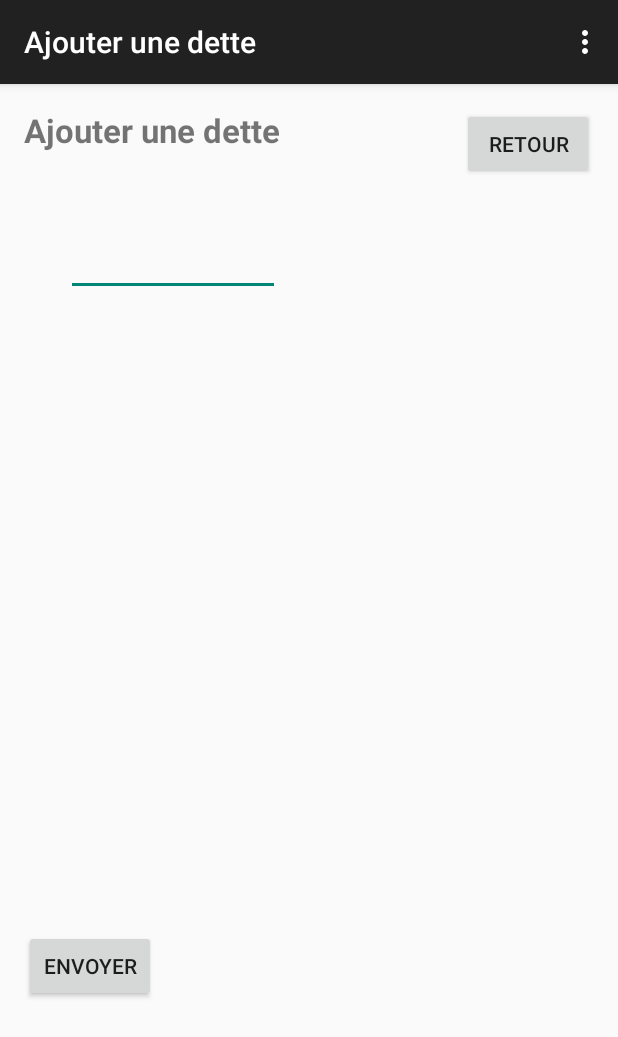
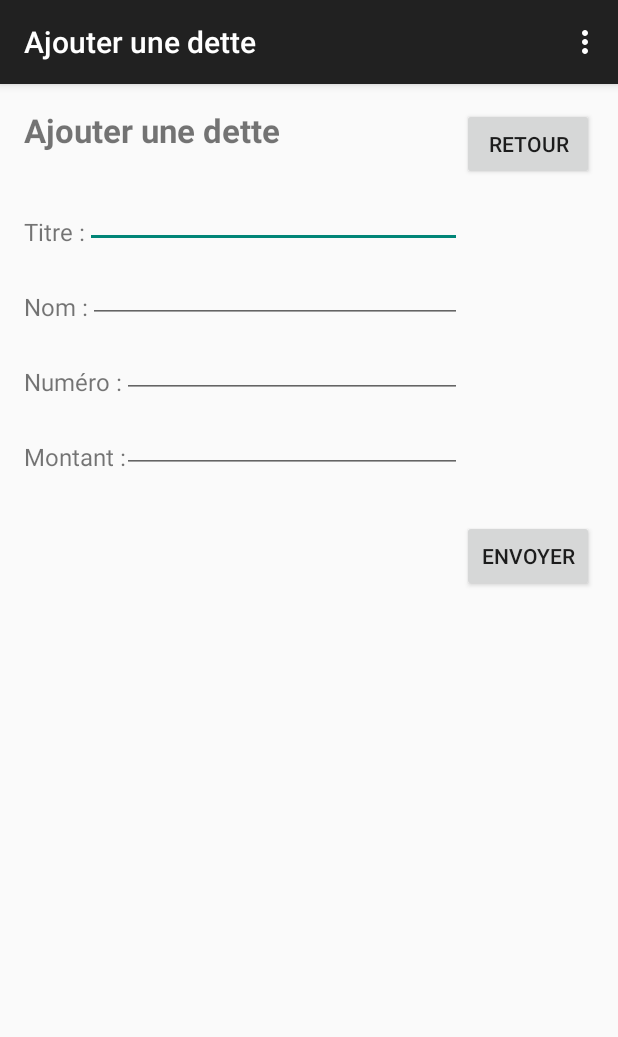
Before and after one commit to EpsiEtienneJ/Gestiondettes, an Android app: the addDette screen opened directly, with no data from a screen before it, on a phone screen of 412 x 824 dp. Shown: the top 1037 px of the screen. Run offline under Robolectric (Android 15) with nearby library versions, the phone set to English and light mode, and no system bars.

Commit message:
fini durant le cours de sécu !!! ajout d'une dette et redirection vers la liste suppression d'une dette par un appui long ajout des champ numero et montant envoi d'un SMS au numero selectionné lors de l'ajout de la dette

```diff
--- a/dettes/src/main/AndroidManifest.xml
+++ b/dettes/src/main/AndroidManifest.xml
@@ -25,5 +25,5 @@
             android:label="@string/title_activity_add_dette" >
         </activity>
     </application>
-
+    <uses-permission android:name="android.permission.SEND_SMS"></uses-permission>
 </manifest>
--- a/dettes/src/main/java/epsi/dettes/Dette.java
+++ b/dettes/src/main/java/epsi/dettes/Dette.java
@@ -7,10 +7,14 @@ public class Dette {
     public int dette_id;
     public String title;
     public String name;
+    public String numero;
+    public String montant;
 
-    public Dette(int _id, String _title, String _name){
+    public Dette(int _id, String _title, String _name, String _numero, String _montant){
         dette_id = _id;
         title = _title;
         name = _name;
+        numero = _numero;
+        montant = _montant;
     }
 }
--- a/dettes/src/main/java/epsi/dettes/Storage.java
+++ b/dettes/src/main/java/epsi/dettes/Storage.java
@@ -17,7 +17,7 @@ public class Storage extends SQLiteOpenHelper {
     public static final String DATABASE_NAME = "FeedReader.db";
 
     private static final String SQL_UP_0 =
-            "CREATE TABLE dette (dette_id INTEGER PRIMARY KEY, title TEXT, name TEXT)";
+            "CREATE TABLE dette (dette_id INTEGER PRIMARY KEY, title TEXT, name TEXT, numero TEXT, montant TEXT)";
 
     private static final String SQL_DOWN_0 = "DROP TABLE IF EXISTS dette";
 
@@ -25,11 +25,11 @@ public class Storage extends SQLiteOpenHelper {
             "ALTER Table dette ADD date TEXT";
 
     private static final String SQL_DOWN_1 = "BEGIN TRANSACTION;" +
-            "CREATE TEMPORARY TABLE dette_backup(dette_id,title,name);\n" +
-            "INSERT INTO dette_backup SELECT dette_id,title,name FROM dette;\n" +
+            "CREATE TEMPORARY TABLE dette_backup(dette_id,title,name, numero, montant);\n" +
+            "INSERT INTO dette_backup SELECT dette_id,title,name, numero, montant FROM dette;\n" +
             "DROP TABLE dette;\n" +
             SQL_UP_0 +
-            "INSERT INTO todo SELECT dette_id,title,checked FROM dette_backup;\n" +
+            "INSERT INTO todo SELECT dette_id,title, name, numero, montant FROM dette_backup;\n" +
             "DROP TABLE dette_backup;\n" +
             "COMMIT;";
 
@@ -37,11 +37,11 @@ public class Storage extends SQLiteOpenHelper {
             "ALTER Table dette ADD date_done TEXT";
 
     private static final String SQL_DOWN_2 = "BEGIN TRANSACTION;" +
-            "CREATE TEMPORARY TABLE todo_backup(dette_id,title,name,date);\n" +
-            "INSERT INTO dette_backup SELECT dette_id,title,name,date FROM dette;\n" +
+            "CREATE TEMPORARY TABLE todo_backup(dette_id,title,name,date, numero, montant);\n" +
+            "INSERT INTO dette_backup SELECT dette_id,title,name,date, numero, montant FROM dette;\n" +
             "DROP TABLE dette;\n" +
             SQL_UP_0 +
-            "INSERT INTO dette SELECT dette_id,title,name,date FROM dette_backup;\n" +
+            "INSERT INTO dette SELECT dette_id,title,name,date, numero, montant FROM dette_backup;\n" +
             "DROP TABLE dette_backup;\n" +
             "COMMIT;";
 
@@ -50,6 +50,15 @@ public class Storage extends SQLiteOpenHelper {
     }
 
     public void onCreate(SQLiteDatabase db) {
+        db.execSQL(SQL_UP_0);
+    }
+
+    public void delete() {
+        SQLiteDatabase db = this.getWritableDatabase();
+        db.execSQL(SQL_DOWN_0);
+    }
+    public void create() {
+        SQLiteDatabase db = this.getWritableDatabase();
         db.execSQL(SQL_UP_0);
     }
 
@@ -76,11 +85,13 @@ public class Storage extends SQLiteOpenHelper {
         }
     }
 
-    public void addDette(String title, String name) {
+    public void addDette(String title, String name, String numero, String montant) {
         SQLiteDatabase db = this.getWritableDatabase();
         ContentValues values = new ContentValues();
         values.put("title", title);
         values.put("name", name);
+        values.put("numero", numero);
+        values.put("montant", montant);
         db.insert("dette", null, values);
         db.close();
     }
@@ -89,7 +100,7 @@ public class Storage extends SQLiteOpenHelper {
         SQLiteDatabase db = this.getReadableDatabase();
 
         Cursor cursor = db.query("dette",                  //table
-                new String[] { "dette_id", "title", "name" }, // columns
+                new String[] { "dette_id", "title", "name", "numero", "montant" }, // columns
                 "dette_id" + "=?",                               // WHERE clause
                 new String[] { String.valueOf(id) },            // WHERE arguments
                 null,                                           // GROUP BY
@@ -101,7 +112,9 @@ public class Storage extends SQLiteOpenHelper {
 
         Dette dette = new Dette(Integer.parseInt(cursor.getString(0)),
                 cursor.getString(1),
-                cursor.getString(2));
+                cursor.getString(2),
+                cursor.getString(3),
+                cursor.getString(4));
         return dette;
     }
 
@@ -117,7 +130,9 @@ public class Storage extends SQLiteOpenHelper {
             do {
                 Dette dette = new Dette(Integer.parseInt(cursor.getString(0)),
                         cursor.getString(1),
-                        cursor.getString(2));
+                        cursor.getString(2),
+                        cursor.getString(3),
+                        cursor.getString(4));
 
                 detteList.add(dette);
             } while (cursor.moveToNext());
@@ -141,6 +156,8 @@ public class Storage extends SQLiteOpenHelper {
         ContentValues values = new ContentValues();
         values.put("title", dette.title);
         values.put("name", dette.name);
+        values.put("numero", dette.numero);
+        values.put("montant", dette.montant);
 
         return db.update("Dette",
                 values,
--- a/dettes/src/main/res/layout/fragment_add_dette.xml
+++ b/dettes/src/main/res/layout/fragment_add_dette.xml
@@ -16,16 +16,13 @@
         android:textSize="22dp"
         android:textIsSelectable="false"
         android:id="@+id/textView" />
-
-    <Button
+    <LinearLayout
         android:layout_width="wrap_content"
         android:layout_height="wrap_content"
-        android:text="Envoyer"
-        android:id="@+id/addDetteButton"
-        android:layout_alignParentBottom="true"
-        android:layout_alignParentLeft="true"
-        android:layout_alignParentStart="true"
-        android:layout_marginBottom="140dp" />
+        android:orientation="horizontal"
+        android:id="@+id/linearLayout">
+
+    </LinearLayout>
 
     <Button
         android:layout_width="wrap_content"
@@ -37,16 +34,95 @@
         android:layout_alignParentEnd="true"
         android:onClick="retour" />
 
+    <Button
+        android:layout_width="wrap_content"
+        android:layout_height="wrap_content"
+        android:text="Envoyer"
+        android:id="@+id/addDetteButton"
+        android:layout_gravity="bottom"
+        android:layout_marginTop="31dp"
+        android:layout_below="@+id/montantDette"
+        android:layout_alignRight="@+id/retour"
+        android:layout_alignEnd="@+id/retour" />
+
+    <TextView
+        android:layout_width="wrap_content"
+        android:layout_height="wrap_content"
+        android:text="Titre :"
+        android:textSize="16dp"
+        android:id="@+id/textView2"
+        android:layout_alignBottom="@+id/titleDette"
+        android:layout_alignParentLeft="true"
+        android:layout_alignParentStart="true" />
+
     <EditText
-        android:layout_width="wrap_content"
+        android:layout_width="102dp"
         android:layout_height="wrap_content"
         android:id="@+id/titleDette"
         android:layout_below="@+id/retour"
+        android:inputType="text"
+        android:layout_toRightOf="@+id/textView2"
+        android:layout_toLeftOf="@+id/retour" />
+
+    <TextView
+        android:layout_width="wrap_content"
+        android:layout_height="wrap_content"
+        android:text="Nom :"
+        android:textSize="16dp"
+        android:id="@+id/textView3"
+        android:layout_below="@+id/titleDette"
+        android:layout_toRightOf="@+id/linearLayout"
+        android:layout_marginTop="28dp" />
+
+    <EditText
+        android:layout_width="102dp"
+        android:layout_height="wrap_content"
+        android:id="@+id/nameDette"
+        android:inputType="text"
+        android:layout_alignBottom="@+id/textView3"
+        android:layout_toRightOf="@+id/textView3"
+        android:layout_alignRight="@+id/titleDette"
+        android:layout_alignEnd="@+id/titleDette" />
+
+
+    <TextView
+        android:layout_width="wrap_content"
+        android:layout_height="wrap_content"
+        android:text="Numéro :"
+        android:textSize="16dp"
+        android:id="@+id/textView4"
+        android:layout_below="@+id/nameDette"
         android:layout_alignParentLeft="true"
         android:layout_alignParentStart="true"
-        android:layout_marginLeft="28dp"
-        android:layout_marginTop="32dp"
-        android:layout_alignRight="@+id/textView"
-        android:layout_alignEnd="@+id/textView" />
+        android:layout_marginTop="28dp" />
+
+    <EditText
+        android:layout_width="102dp"
+        android:layout_height="wrap_content"
+        android:id="@+id/numeroDette"
+        android:inputType="text"
+        android:layout_alignBottom="@+id/textView4"
+        android:layout_alignRight="@+id/nameDette"
+        android:layout_alignEnd="@+id/nameDette"
+        android:layout_toRightOf="@+id/textView4" />
+
+    <TextView
+        android:layout_width="wrap_content"
+        android:layout_height="wrap_content"
+        android:text="Montant :"
+        android:textSize="16dp"
+        android:id="@+id/textView5"
+        android:layout_below="@+id/textView4"
+        android:layout_marginTop="28dp" />
+
+    <EditText
+        android:layout_width="102dp"
+        android:layout_height="wrap_content"
+        android:id="@+id/montantDette"
+        android:inputType="text"
+        android:layout_alignBottom="@+id/textView5"
+        android:layout_toRightOf="@+id/textView4"
+        android:layout_alignRight="@+id/titleDette"
+        android:layout_alignEnd="@+id/titleDette" />
 
 </RelativeLayout>
--- a/dettes/src/main/res/layout/fragment_list_dettes.xml
+++ b/dettes/src/main/res/layout/fragment_list_dettes.xml
@@ -41,8 +41,5 @@
         android:layout_height="wrap_content"
         android:id="@+id/listDettes"
         android:layout_below="@+id/retour"
-        android:layout_alignRight="@+id/textView"
-        android:layout_alignEnd="@+id/textView"
-        android:layout_marginRight="65dp"
         android:layout_marginTop="28dp" />
 </RelativeLayout>
```
Also changed, not shown: dettes/src/main/java/epsi/dettes/DetteAdapter.java (+10 -7 lines), dettes/src/main/java/epsi/dettes/addDette.java (+17 -2 lines), dettes/src/main/java/epsi/dettes/listDettes.java (+13 -0 lines), dettes/src/main/res/layout/dette_item.xml (+15 -8 lines).
